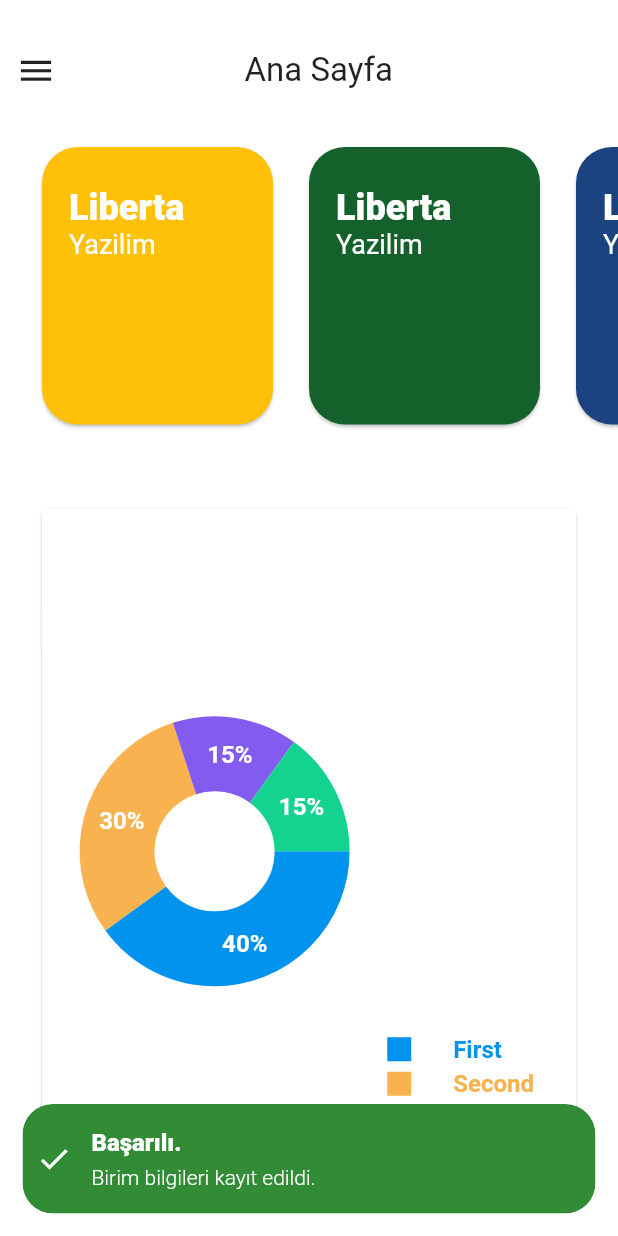
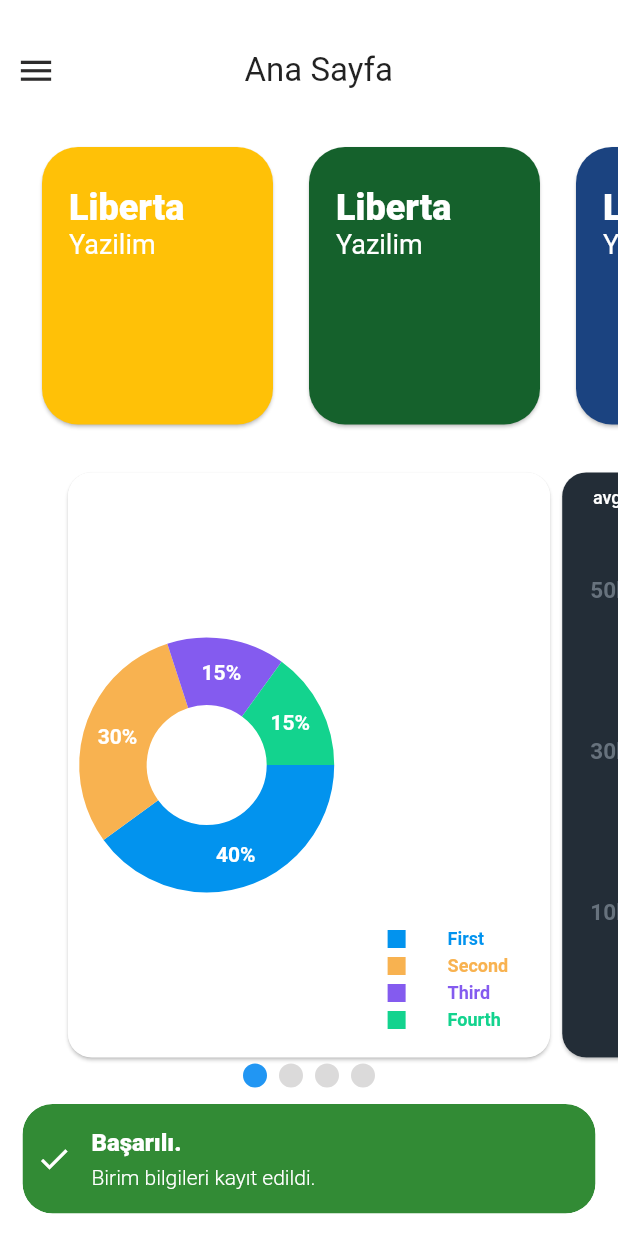
Before and after one commit to ahmetozkanio/reservation-system-flutter, a Flutter app: the screen it shows after launch, after a tap on "Liberta", on a phone screen of 412 x 824 dp. Run offline on Flutter 3.47's test engine with Material 2 defaults, Android fonts, the phone set to English and light mode, and no system bars; drawn by our look-alikes of card_swiper, fl_chart, flutter_slider_drawer, smooth_page_indicator; our stand-ins replace anim_search_bar, dropdown_search, email_validator, expansion_tile_card, flutter_slidable, get and 5 more; network calls fail.

Commit message:
chart list pagination update.

```diff
--- a/lib/accounts/login/screens/login_view.dart
+++ b/lib/accounts/login/screens/login_view.dart
@@ -2,6 +2,7 @@ import 'package:flutter/material.dart';
 import 'package:flutter/services.dart';
 import 'package:get/get.dart';
 import 'package:library_reservation_liberta_flutter/widgets/appbar.dart';
+import 'package:library_reservation_liberta_flutter/widgets/phone_number_input.dart';
 
 import 'login_controller.dart';
 
--- a/lib/home/controller.dart
+++ b/lib/home/controller.dart
@@ -1,3 +1,4 @@
+import 'package:flutter/material.dart';
 import 'package:get/get.dart';
 
 import '../settings/actions/themes/initial_function/themes.dart';
@@ -7,6 +8,7 @@ class HomeBaseController extends GetxController {
   void onInit() {
     // Theme Storage initial
     initialTheme();
+
     super.onInit();
   }
 }
--- a/lib/home/home.dart
+++ b/lib/home/home.dart
@@ -14,16 +14,15 @@ class Home extends StatelessWidget {
   @override
   Widget build(BuildContext context) {
     HomeBaseController controller = Get.put((HomeBaseController()));
+
     return GetMaterialApp(
       home: Scaffold(
           body: SliderDrawer(
         key: _key,
         appBar: SliderAppBar(
-          // appBarColor: Color.fromARGB(255, 255, 255, 255),
-          // drawerIconColor: Colors.black87,
-          appBarColor: Theme.of(context).cardColor,
-          drawerIconColor: Theme.of(context).iconTheme.color!,
-          title: const Text(
+          // appBarColor: ,
+          // drawerIconColor: Theme.of(context).cardColor,
+          title: Text(
             "Ana Sayfa",
             style: TextStyle(
               fontSize: 22,
--- a/lib/home/home_view.dart
+++ b/lib/home/home_view.dart
@@ -1,19 +1,22 @@
 import 'package:flutter/material.dart';
-import 'package:card_swiper/card_swiper.dart';
 import 'package:get/get.dart';
 import 'package:library_reservation_liberta_flutter/home/home_controller.dart';
 import 'package:library_reservation_liberta_flutter/home/utils/fl_charts/chart_model.dart';
+import 'package:smooth_page_indicator/smooth_page_indicator.dart';
 
 class HomeView extends StatelessWidget {
   HomeView({Key? key}) : super(key: key);
   // final HomeController homeViewController = Get.put(HomeController());
-
+  final pageController = PageController(viewportFraction: 0.8, keepPage: true);
   @override
   Widget build(BuildContext context) {
     HomeController controller = Get.put(HomeController());
-    return Column(
+    return Container(
+      //color: Theme.of(context).scaffoldBackgroundColor,
+      child: Column(
         children: [
-        SingleChildScrollView(
+          Container(
+            child: SingleChildScrollView(
               padding: EdgeInsets.all(24),
               scrollDirection: Axis.horizontal,
               child: Row(children: [
@@ -169,29 +172,54 @@ class HomeView extends StatelessWidget {
                 ),
               ]),
             ),
+          ),
           // SizedBox(
           //   width: 16.0,
           //   height: 48.0,
           // ),
           Expanded(
             child: Container(
-            padding: EdgeInsets.all(24),
-            child: Swiper(
-              itemBuilder: (BuildContext context, int index) {
-                return ChartList.chartList[index];
+              height: 2.0,
+              padding: EdgeInsets.all(0.0),
+              child: SizedBox(
+                height: 23,
+                child: PageView.builder(
+                  controller: pageController,
+                  itemCount: ChartList.chartList.length,
+                  itemBuilder: (context, index) {
+                    return ChartList
+                        .chartList[index % ChartList.chartList.length];
                   },
-              itemCount: ChartList.chartList.length,
-              pagination: SwiperPagination(
-                builder: SwiperPagination.dots,
-              ),
-//control: SwiperControl(),
                 ),
               ),
             ),
+          ),
+          Container(
+            child: SmoothPageIndicator(
+              controller: pageController,
+              count: ChartList.chartList.length,
+              textDirection: TextDirection.ltr,
+              effect: WormEffect(
+                  dotColor: Color.fromARGB(255, 219, 218, 218),
+                  activeDotColor: Theme.of(context).primaryColor),
+            ),
+          ),
+//               Swiper(
+//                 itemBuilder: (BuildContext context, int index) {
+//                   return ChartList.chartList[index];
+//                 },
+//                 itemCount: ChartList.chartList.length,
+//                 pagination: SwiperPagination(
+//                   builder: SwiperPagination.dots,
+//                 ),
+// //control: SwiperControl(),
+//               ),
 
-        // PieChartSample2(),
-        //BarChartSample2()
+          SizedBox(
+            height: 99.0,
+          ),
         ],
+      ),
     );
   }
 }
--- a/lib/home/utils/fl_charts/bar_chart1/bar_chart1_view.dart
+++ b/lib/home/utils/fl_charts/bar_chart1/bar_chart1_view.dart
@@ -32,7 +32,7 @@ class BarChartSample1State extends State<BarChartSample1> {
     return AspectRatio(
       aspectRatio: 1,
       child: Card(
-        shape: RoundedRectangleBorder(borderRadius: BorderRadius.circular(18)),
+        shape: RoundedRectangleBorder(borderRadius: BorderRadius.circular(16)),
         color: const Color(0xff81e5cd),
         child: Stack(
           children: <Widget>[
--- a/lib/home/utils/fl_charts/bar_chart2/bar_chart2_view.dart
+++ b/lib/home/utils/fl_charts/bar_chart2/bar_chart2_view.dart
@@ -47,13 +47,13 @@ class BarChartSample2State extends State<BarChartSample2> {
   @override
   Widget build(BuildContext context) {
     return AspectRatio(
-      aspectRatio: 1.9,
+      aspectRatio: 1,
       child: Card(
         elevation: 0,
-        shape: RoundedRectangleBorder(borderRadius: BorderRadius.circular(40)),
+        shape: RoundedRectangleBorder(borderRadius: BorderRadius.circular(16)),
         color: const Color(0xff2c4260),
         child: Padding(
-          padding: const EdgeInsets.all(16),
+          padding: const EdgeInsets.all(16.0),
           child: Column(
             crossAxisAlignment: CrossAxisAlignment.stretch,
             mainAxisAlignment: MainAxisAlignment.start,
--- a/lib/home/utils/fl_charts/chart_model.dart
+++ b/lib/home/utils/fl_charts/chart_model.dart
@@ -8,8 +8,8 @@ import 'bar_chart1/bar_chart1_view.dart';
 class ChartList {
   static final List<Widget> chartList = [
     PieChartSample2(),
+    LineChartSample2(),
+    BarChartSample2(),
     BarChartSample1(),
-    LineChartSample2(),
-    BarChartSample2()
   ];
 }
--- a/lib/home/utils/fl_charts/line_chart2/line_chart2_view.dart
+++ b/lib/home/utils/fl_charts/line_chart2/line_chart2_view.dart
@@ -18,14 +18,16 @@ class _LineChartSample2State extends State<LineChartSample2> {
 
   @override
   Widget build(BuildContext context) {
-    return Stack(
+    return AspectRatio(
+      aspectRatio: 1,
+      child: Card(
+        shape: RoundedRectangleBorder(borderRadius: BorderRadius.circular(16)),
+        child: Stack(
           children: <Widget>[
-        AspectRatio(
-          aspectRatio: 1.7,
-          child: Container(
+            Container(
               decoration: const BoxDecoration(
                   borderRadius: BorderRadius.all(
-                  Radius.circular(18),
+                    Radius.circular(16),
                   ),
                   color: Color(0xff232d37)),
               child: Padding(
@@ -33,7 +35,6 @@ class _LineChartSample2State extends State<LineChartSample2> {
                     right: 18.0, left: 12.0, top: 24, bottom: 12),
                 child: LineChart(
                   showAvg ? avgData() : mainData(),
-              ),
                 ),
               ),
             ),
@@ -50,12 +51,15 @@ class _LineChartSample2State extends State<LineChartSample2> {
                   'avg',
                   style: TextStyle(
                       fontSize: 12,
-                  color:
-                      showAvg ? Colors.white.withOpacity(0.5) : Colors.white),
+                      color: showAvg
+                          ? Colors.white.withOpacity(0.5)
+                          : Colors.white),
                 ),
               ),
             ),
           ],
+        ),
+      ),
     );
   }
 
--- a/lib/home/utils/fl_charts/pie_chart/indicator.dart
+++ b/lib/home/utils/fl_charts/pie_chart/indicator.dart
@@ -12,7 +12,7 @@ class Indicator extends StatelessWidget {
     required this.color,
     required this.text,
     required this.isSquare,
-    this.size = 16,
+    this.size = 12,
     this.textColor = const Color(0xff505050),
   }) : super(key: key);
 
@@ -34,7 +34,7 @@ class Indicator extends StatelessWidget {
         Text(
           text,
           style: TextStyle(
-              fontSize: 16, fontWeight: FontWeight.bold, color: textColor),
+              fontSize: 12, fontWeight: FontWeight.bold, color: textColor),
         )
       ],
     );
--- a/lib/home/utils/fl_charts/pie_chart/pie_card.dart
+++ b/lib/home/utils/fl_charts/pie_chart/pie_card.dart
@@ -17,7 +17,7 @@ class PieChart2State extends State {
     return AspectRatio(
       aspectRatio: 3,
       child: Card(
-        color: Theme.of(context).cardColor,
+        shape: RoundedRectangleBorder(borderRadius: BorderRadius.circular(16)),
         child: Row(
           children: <Widget>[
             const SizedBox(
@@ -49,6 +49,9 @@ class PieChart2State extends State {
                       sections: showingSections()),
                 ),
               ),
+            ),
+            SizedBox(
+              width: 28,
             ),
             Column(
               mainAxisSize: MainAxisSize.max,
@@ -105,8 +108,8 @@ class PieChart2State extends State {
   List<PieChartSectionData> showingSections() {
     return List.generate(4, (i) {
       final isTouched = i == touchedIndex;
-      final fontSize = isTouched ? 25.0 : 16.0;
-      final radius = isTouched ? 60.0 : 50.0;
+      final fontSize = isTouched ? 18.0 : 14.0;
+      final radius = isTouched ? 55.0 : 45.0;
       switch (i) {
         case 0:
           return PieChartSectionData(
--- a/lib/settings/actions/themes/initial_function/themes.dart
+++ b/lib/settings/actions/themes/initial_function/themes.dart
@@ -1,12 +1,17 @@
 import 'package:flutter/material.dart';
 import 'package:get/get.dart';
+import 'package:library_reservation_liberta_flutter/home/controller.dart';
+import 'package:library_reservation_liberta_flutter/settings/actions/themes/panachefile/dark_theme.dart';
 
 import '../screens/themes_controller.dart';
 
 initialTheme() {
   var themeData = ThemesController.getStorageInitTheme();
+
   if (themeData != null) {
     Get.changeTheme(themeData);
+    //Home sliderApp Bar Theme
+
   } else {
     Get.changeTheme(ThemeData.light());
   }
--- a/pubspec.yaml
+++ b/pubspec.yaml
@@ -54,7 +54,8 @@ dependencies:
   fl_chart: ^0.45.0
 
   # Pagination
-  card_swiper: ^2.0.1
+  #card_swiper: ^2.0.1
+  smooth_page_indicator: ^1.0.0+2
 
   # Google Fonts
   google_fonts: ^2.3.1
```
Also changed, not shown: pubspec.lock. Lines whose indentation alone changed are shown as unchanged.
